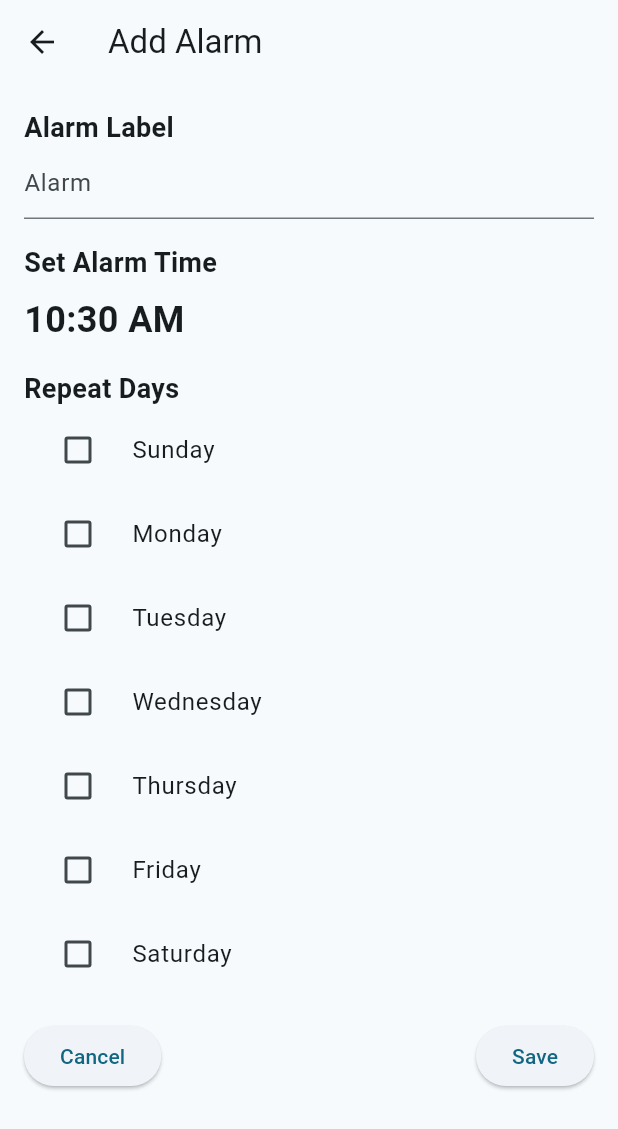
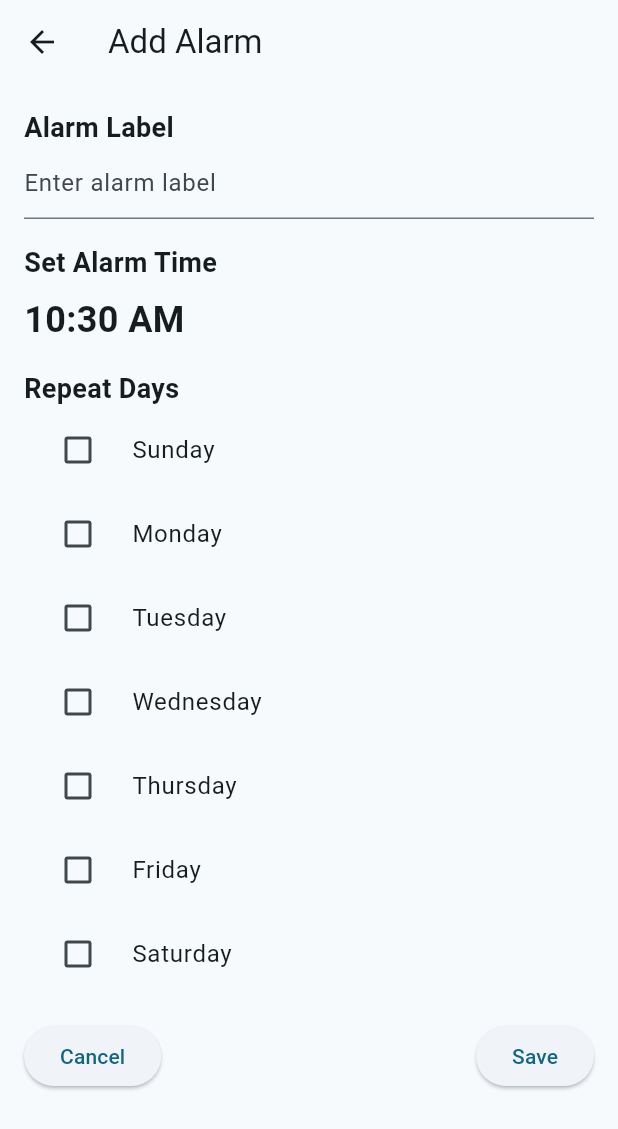
Before and after one commit to GianDMarquez/sleepybuddy, a Flutter app: the AddAlarmPage screen opened directly, on a phone screen of 412 x 824 dp. Shown: the top 1129 px of the screen. Run offline on Flutter 3.47's test engine with Material 3 defaults, Android fonts, the phone set to English and light mode, and no system bars; our stand-ins replace shared_preferences; missing offline and left inert: android_alarm_manager_plus; accounts and stored records are empty.

Commit message:
why is alarm so hard LOL

```diff
--- a/lib/screens/alarm_add_page.dart
+++ b/lib/screens/alarm_add_page.dart
@@ -1,7 +1,6 @@
 import 'package:flutter/material.dart';
 import 'package:shared_preferences/shared_preferences.dart';
 
-import 'alarm_page.dart';
 class AddAlarmPage extends StatefulWidget {
   @override
   _AddAlarmPageState createState() => _AddAlarmPageState();
@@ -9,8 +8,8 @@ class AddAlarmPage extends StatefulWidget {
 
 class _AddAlarmPageState extends State<AddAlarmPage> {
   TimeOfDay selectedTime = TimeOfDay.now();
-  List<bool> selectedDays = List.generate(7, (index) => false); // Initialize with all days off
-  TextEditingController alarmLabelController = TextEditingController(); // Controller for alarm label
+  List<bool> selectedDays = List.generate(7, (index) => false);
+  TextEditingController alarmLabelController = TextEditingController();
 
   @override
   Widget build(BuildContext context) {
@@ -18,29 +17,29 @@ class _AddAlarmPageState extends State<AddAlarmPage> {
       appBar: AppBar(
         title: Text('Add Alarm'),
       ),
-      body: SingleChildScrollView( // Wrap the content in a SingleChildScrollView
+      body: SingleChildScrollView(
         child: Padding(
           padding: const EdgeInsets.all(16.0),
           child: Column(
             crossAxisAlignment: CrossAxisAlignment.start,
             children: [
               Text(
-                'Alarm Label', // Moved to the top
-                style: TextStyle(fontSize: 18, fontWeight: FontWeight.bold), //Small Titles
+                'Alarm Label',
+                style: TextStyle(fontSize: 18, fontWeight: FontWeight.bold),
               ),
               TextField(
                 controller: alarmLabelController,
                 decoration: InputDecoration(
-                  hintText: 'Alarm', // Default text
+                  hintText: 'Enter alarm label',
                 ),
               ),
               SizedBox(height: 16),
               Text(
                 'Set Alarm Time',
-                style: TextStyle(fontSize: 18, fontWeight: FontWeight.bold), //Small Titles
+                style: TextStyle(fontSize: 18, fontWeight: FontWeight.bold),
               ),
               SizedBox(height: 8),
-              GestureDetector( // Make the alarm time text clickable
+              GestureDetector(
                 onTap: () async {
                   final pickedTime = await showTimePicker(
                     context: context,
@@ -53,9 +52,9 @@ class _AddAlarmPageState extends State<AddAlarmPage> {
                   }
                 },
                 child: Text(
-                  selectedTime.format(context), // Display selected time (larger font)
+                  selectedTime.format(context),
                   style: TextStyle(fontSize: 24, fontWeight: FontWeight.bold),
-                ),
+                ), //Time Tex BIG
               ),
               SizedBox(height: 16),
               Text(
@@ -71,7 +70,7 @@ class _AddAlarmPageState extends State<AddAlarmPage> {
                       selectedDays[i] = value ?? false;
                     });
                   },
-                  controlAffinity: ListTileControlAffinity.leading, // Reduce spacing
+                  controlAffinity: ListTileControlAffinity.leading,
                 ),
               SizedBox(height: 16),
               Row(
@@ -87,12 +86,7 @@ class _AddAlarmPageState extends State<AddAlarmPage> {
                   ElevatedButton(
                     onPressed: () async {
                       // Save the alarm details to SharedPreferences
-                      final alarm = Alarm(
-                        label: alarmLabelController.text,
-                        time: selectedTime,
-                        repeatDays: selectedDays,
-                      );
-                      //await saveAlarm(alarm);
+                      await saveAlarmToSharedPreferences();
 
                       // Return to the alarm page
                       Navigator.pop(context);
@@ -108,7 +102,6 @@ class _AddAlarmPageState extends State<AddAlarmPage> {
     );
   }
 
-  // Helper function to get the day name (e.g., Monday, Tuesday)
   String getDayName(int index) {
     switch (index) {
       case 0:
@@ -130,10 +123,8 @@ class _AddAlarmPageState extends State<AddAlarmPage> {
     }
   }
 
-  // Helper function to save the alarm details to SharedPreferences
   Future<void> saveAlarmToSharedPreferences() async {
     final prefs = await SharedPreferences.getInstance();
-
     prefs.setString('alarmTime', selectedTime.format(context));
     final alarmLabel = alarmLabelController.text;
     prefs.setString('alarmLabel', alarmLabel);
```
